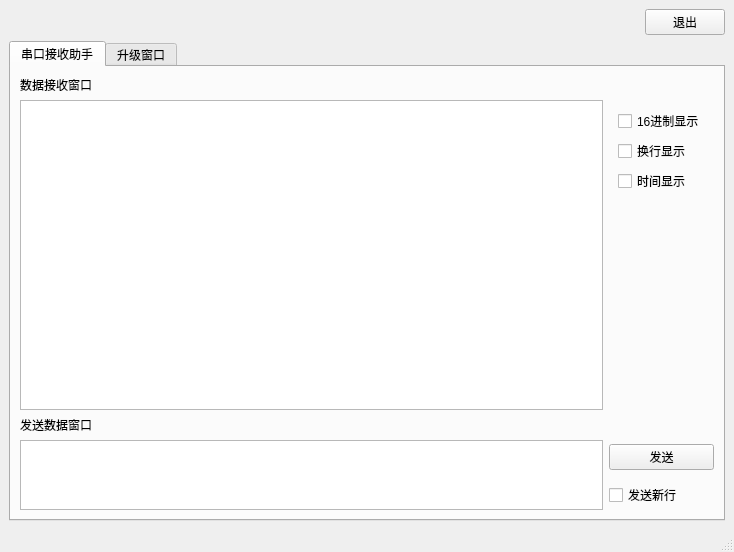
The window that mainwindow.ui (Q3Init/rrcom) describes before a commit, drawn with Qt 5.
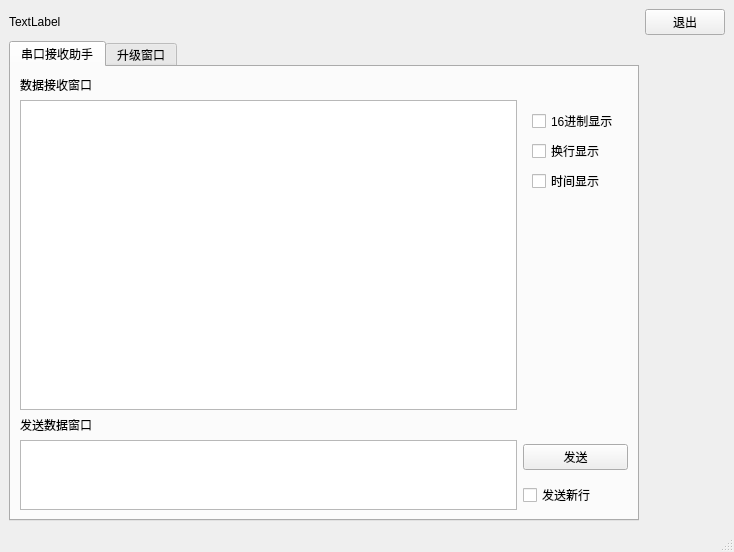
The same window after the commit.

The edit to the form file:
```diff
--- a/mainwindow.ui
+++ b/mainwindow.ui
@@ -16,6 +16,13 @@
   <widget class="QWidget" name="centralwidget">
    <layout class="QGridLayout" name="gridLayout_5">
     <item row="0" column="0">
+     <widget class="QLabel" name="main_timer_lab">
+      <property name="text">
+       <string>TextLabel</string>
+      </property>
+     </widget>
+    </item>
+    <item row="0" column="1">
      <spacer name="horizontalSpacer">
       <property name="orientation">
        <enum>Qt::Orientation::Horizontal</enum>
@@ -28,7 +35,7 @@
       </property>
      </spacer>
     </item>
-    <item row="0" column="1">
+    <item row="0" column="2">
      <widget class="QPushButton" name="quit_btn">
       <property name="text">
        <string>退出</string>
```
